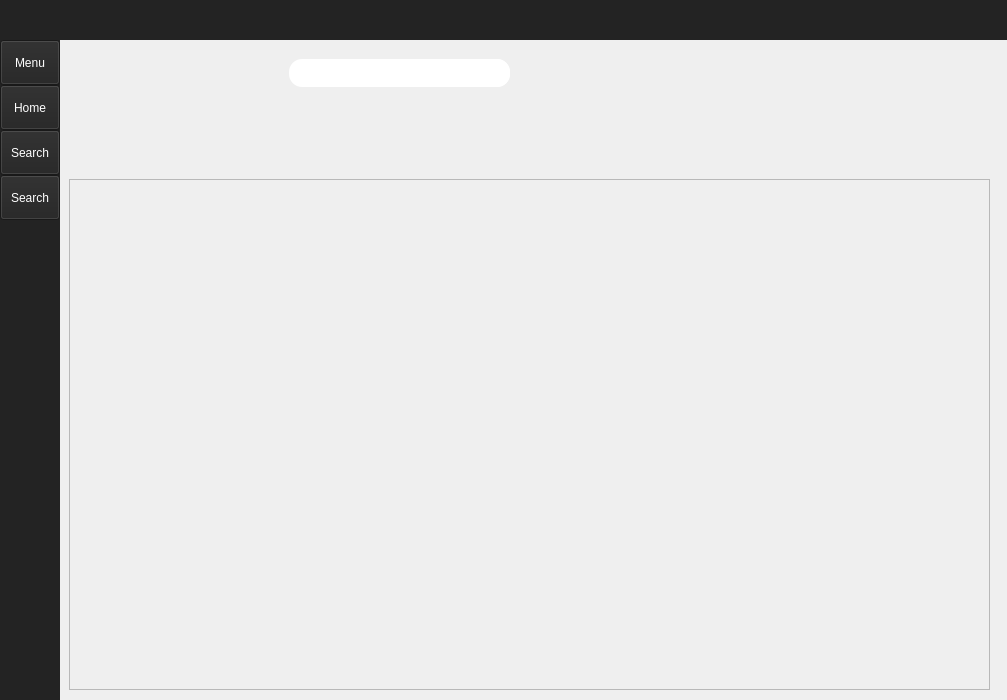
Above: implemntation/Librery_System/libgui.ui from medbenzekri/library before the change. Below: the same form after it.
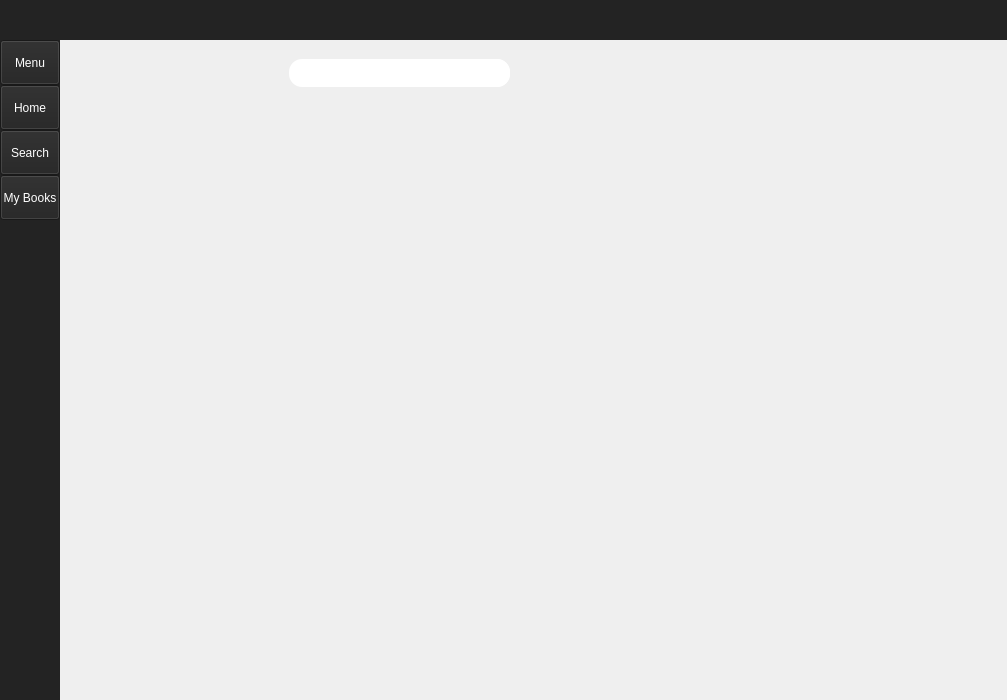
That is the form after the change. Icons and pictures are not drawn.

Commit message: grid layout fixed but still need improvment

Patch:
```diff
--- a/implemntation/Librery_System/libgui.ui
+++ b/implemntation/Librery_System/libgui.ui
@@ -1099,7 +1099,7 @@
                 <string notr="true">background-image: url(:/icons/icons/icons8-bookmark-24.png);</string>
                </property>
                <property name="text">
-                <string>Search</string>
+                <string>My Books</string>
                </property>
                <property name="checkable">
                 <bool>false</bool>
@@ -1214,8 +1214,14 @@
                 <height>511</height>
                </rect>
               </property>
+              <property name="frameShape">
+               <enum>QFrame::NoFrame</enum>
+              </property>
               <property name="verticalScrollBarPolicy">
-               <enum>Qt::ScrollBarAsNeeded</enum>
+               <enum>Qt::ScrollBarAlwaysOff</enum>
+              </property>
+              <property name="sizeAdjustPolicy">
+               <enum>QAbstractScrollArea::AdjustToContents</enum>
               </property>
               <property name="widgetResizable">
                <bool>true</bool>
@@ -1225,8 +1231,8 @@
                 <rect>
                  <x>0</x>
                  <y>0</y>
-                 <width>919</width>
-                 <height>509</height>
+                 <width>921</width>
+                 <height>511</height>
                 </rect>
                </property>
                <widget class="QWidget" name="gridLayoutWidget">
```
Left out of the diff: 11 changed lines with no effect on the pictures. The commit also changes 3 other files.
